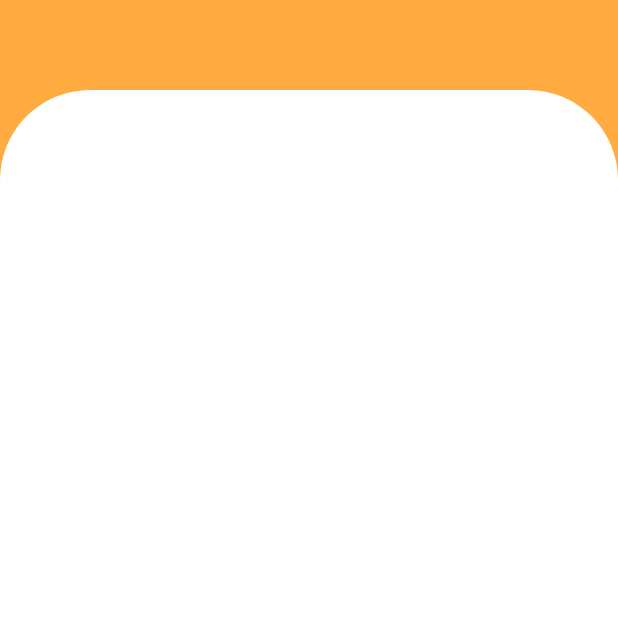
After one commit to thaisimey/Shopping, a Flutter app: the CartView screen opened directly, on a phone screen of 412 x 824 dp, the top half of it. The commit adds this screen. Run offline on Flutter 3.47's test engine with Material 2 defaults, Android fonts, the phone set to English and light mode, and no system bars; our stand-ins replace cached_network_image; missing offline and left inert: bottom_personalized_dot_bar.

Commit message:
design cart view

```diff
--- a/lib/main.dart
+++ b/lib/main.dart
@@ -1,6 +1,5 @@
 import 'package:flutter/cupertino.dart';
 import 'package:flutter/material.dart';
-import 'package:hexcolor/hexcolor.dart';
 import 'package:provider/provider.dart';
 import 'package:shopping/view/list_item_view.dart';
 import 'package:shopping/view_model/shopping_view_model.dart';
--- /dev/null
+++ b/lib/view/cart_view.dart
@@ -0,0 +1,33 @@
+import 'package:flutter/cupertino.dart';
+import 'package:flutter/material.dart';
+
+class CartView extends StatefulWidget {
+  @override
+  _CartViewState createState() => _CartViewState();
+}
+
+class _CartViewState extends State<CartView> {
+  @override
+  Widget build(BuildContext context) {
+    return Scaffold(
+        body: Container(
+          width: MediaQuery.of(context).size.width,
+          color: Colors.orangeAccent,
+          child: Column(
+            children: [
+              SizedBox(height: 60,),
+              Expanded(
+                child: Container(
+                  decoration: BoxDecoration(
+                    color: Colors.white,
+                    borderRadius: BorderRadius.only(topLeft: Radius.circular(60),topRight: Radius.circular(60)),
+                  ),
+
+                ),
+              ),
+            ],
+          ),
+        )
+    );
+  }
+}
```
Also changed, not shown: lib/view/navigation_view/home_view.dart (+11 -5 lines).
